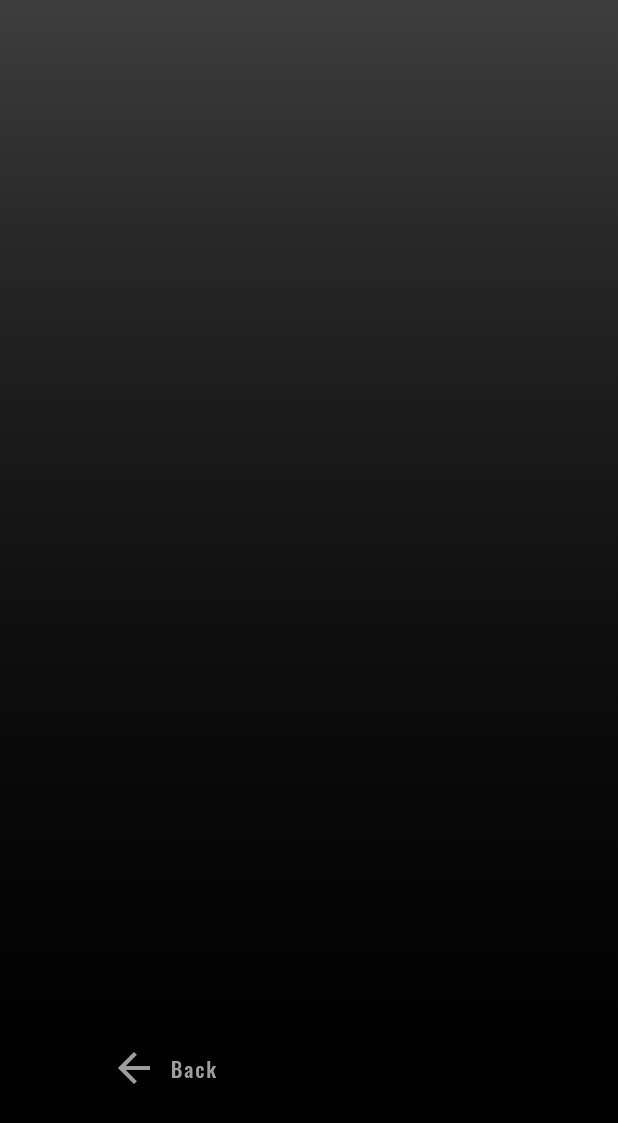
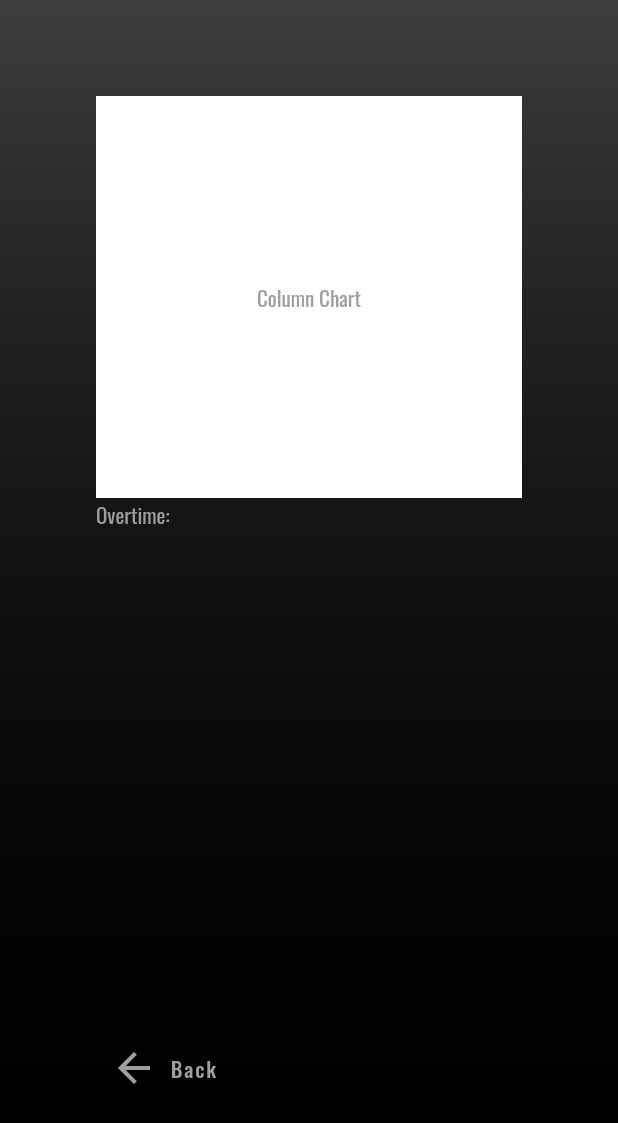
Before and after one commit to TobiasRitter/time_tracker, a Flutter app: the screen it shows after launch, after a tap on "Stats", on a phone screen of 412 x 824 dp. Shown: the top 1123 px of the screen. Run offline on Flutter 3.47's test engine with Material 2 defaults, Android fonts, the phone set to English and light mode, and no system bars; our stand-ins replace auto_size_text, google_fonts, table_calendar.

Commit message:
work on stats page

```diff
--- a/lib/stats_page.dart
+++ b/lib/stats_page.dart
@@ -27,7 +27,22 @@ class StatsPage extends StatelessWidget {
           child: Padding(
             padding: const EdgeInsets.all(64.0),
             child: Column(children: [
-              Expanded(child: Container()),
+              Expanded(
+                child: Container(
+                  color: Colors.white,
+                  child: Center(
+                    child: Text("Column Chart"),
+                  ),
+                ),
+              ),
+              Expanded(
+                  child: Column(
+                children: [
+                  Row(
+                    children: [Text("Overtime:")],
+                  )
+                ],
+              )),
               Padding(
                 padding: const EdgeInsets.only(top: 64.0),
                 child: Row(
```
